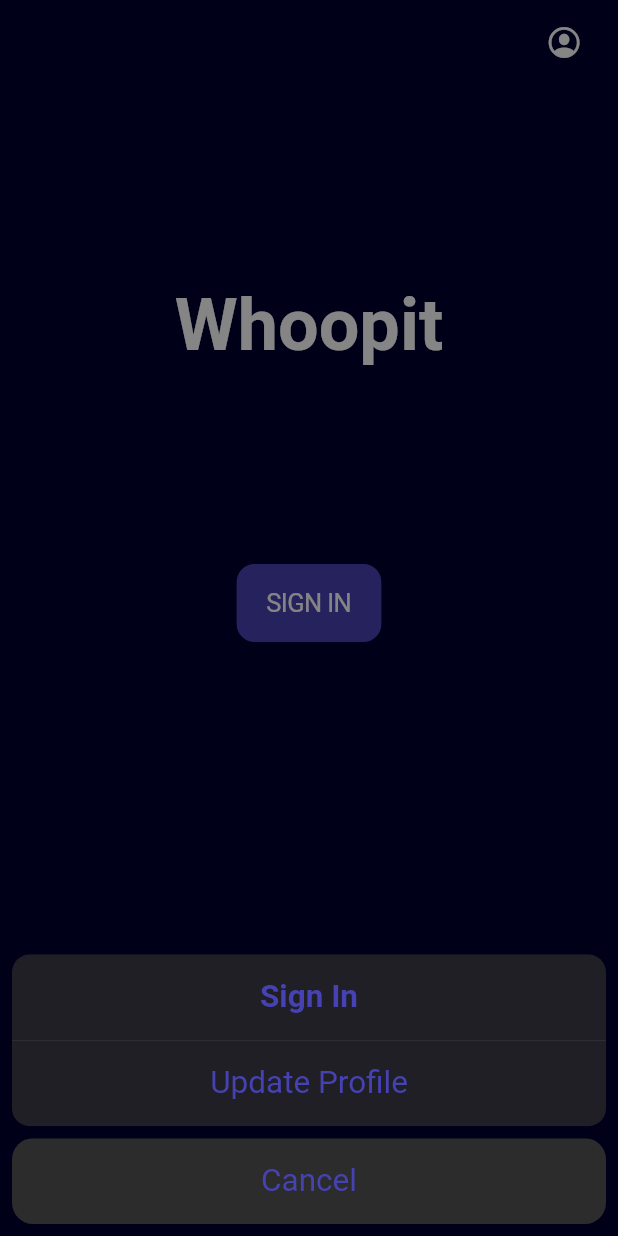
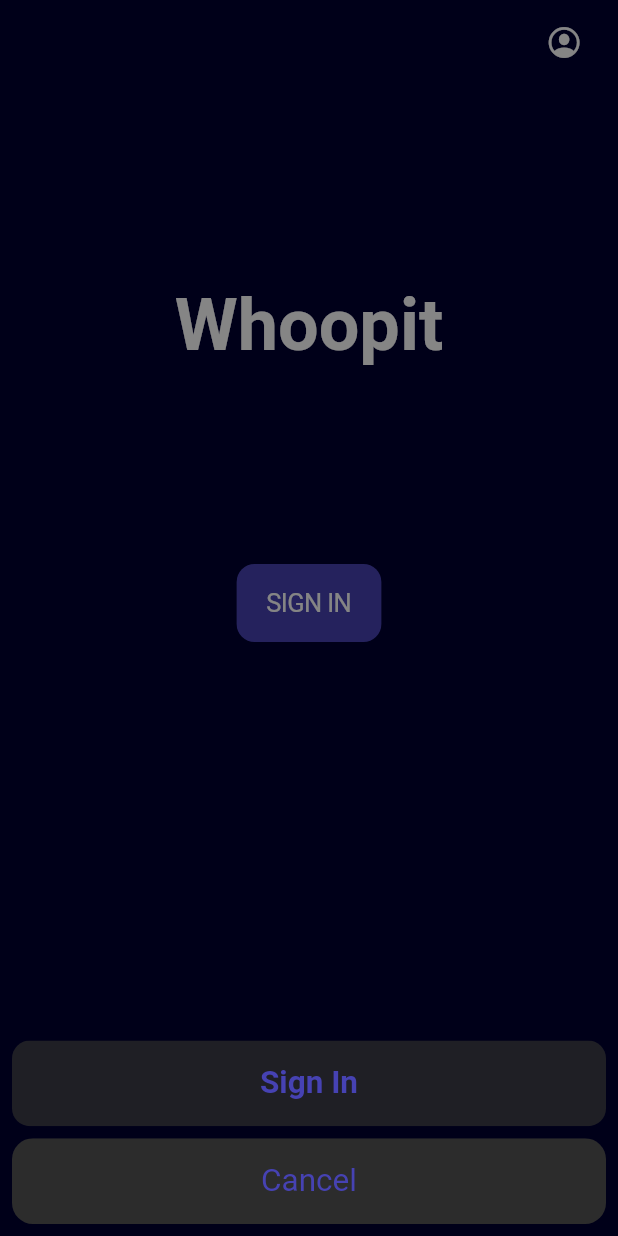
Before and after one commit to hummingbird-jp/whoopit, a Flutter app: the screen it shows after launch, after a tap on an icon or button, on a phone screen of 412 x 824 dp. Run offline on Flutter 3.47's test engine with Material 2 defaults, Android fonts, the light colour scheme and no system bars; our stand-ins replace cloud_firestore, cloud_functions, firebase_auth, firebase_core, firebase_crashlytics, firebase_storage and 6 more; missing offline and left inert: agora_rtc_engine, firebase_app_check, shake; accounts and stored records are empty.

Commit message:
feat(profile image): add profile image

```diff
--- a/lib/models/authentication.dart
+++ b/lib/models/authentication.dart
@@ -11,7 +11,7 @@ class Authentication extends ChangeNotifier {
   String get uid => FirebaseAuth.instance.currentUser!.uid;
   String? get email => FirebaseAuth.instance.currentUser!.email;
   String? get displayName => FirebaseAuth.instance.currentUser!.displayName;
-  String? get photoUrl => FirebaseAuth.instance.currentUser!.photoURL;
+  String? get photoUrl => FirebaseAuth.instance.currentUser?.photoURL;
   bool get isSignedIn => _user != null;
 
   Future<bool> signUp(
--- a/lib/pages/home_page.dart
+++ b/lib/pages/home_page.dart
@@ -35,15 +35,13 @@ class _TabsPageState extends State<HomePage> {
               onTap: () {
                 showCupertinoModalPopup<void>(
                   context: context,
-                  builder: (context) => CupertinoActionSheet(
-                    message: authModel.isSignedIn
-                        ? Text(
+                  builder: (context) => authModel.isSignedIn
+                      ? CupertinoActionSheet(
+                          message: Text(
                             'You\'re signed in as ${authModel.displayName}',
-                          )
-                        : null,
+                          ),
                           actions: [
-                      authModel.isSignedIn
-                          ? CupertinoActionSheetAction(
+                            CupertinoActionSheetAction(
                               isDestructiveAction: true,
                               isDefaultAction: true,
                               onPressed: () {
@@ -51,8 +49,20 @@ class _TabsPageState extends State<HomePage> {
                                 Navigator.pop(context);
                               },
                               child: const Text('Sign Out'),
+                            ),
+                            CupertinoActionSheetAction(
+                              onPressed: _onUpdateProfile,
+                              child: const Text('Update Profile'),
+                            ),
+                          ],
+                          cancelButton: CupertinoActionSheetAction(
+                            child: const Text('Cancel'),
+                            onPressed: () => Navigator.pop(context),
+                          ),
                         )
-                          : CupertinoActionSheetAction(
+                      : CupertinoActionSheet(
+                          actions: [
+                            CupertinoActionSheetAction(
                               isDefaultAction: true,
                               onPressed: () {
                                 Navigator.pop(context);
@@ -65,10 +75,6 @@ class _TabsPageState extends State<HomePage> {
                               },
                               child: const Text('Sign In'),
                             ),
-                      CupertinoActionSheetAction(
-                        onPressed: _onUpdateProfile,
-                        child: const Text('Update Profile'),
-                      ),
                           ],
                           cancelButton: CupertinoActionSheetAction(
                             child: const Text('Cancel'),
@@ -77,9 +83,15 @@ class _TabsPageState extends State<HomePage> {
                         ),
                 );
               },
-              child: const Hero(
+              child: Hero(
                 tag: 'profile',
-                child: Icon(CupertinoIcons.profile_circled),
+                child: authModel.isSignedIn || authModel.photoUrl != null
+                    ? CircleAvatar(
+                        backgroundImage:
+                            NetworkImage(authModel.photoUrl.toString()),
+                        radius: 20,
+                      )
+                    : const Icon(CupertinoIcons.profile_circled),
               ),
             ),
             const SizedBox(width: 24.0),
```
Also changed, not shown: lib/pages/profile_page.dart (+45 -1 lines), lib/pages/room_page.dart (+6 -4 lines). Lines whose indentation alone changed are shown as unchanged.
